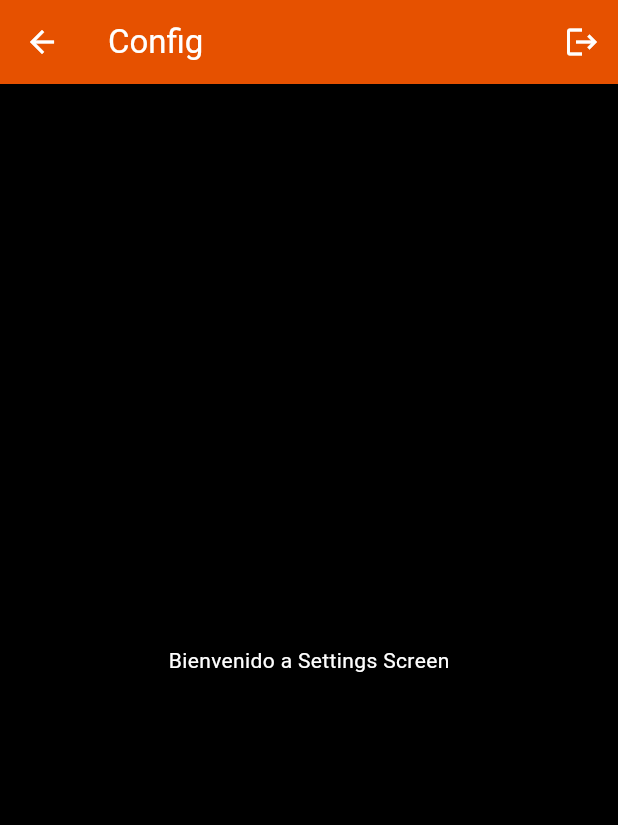
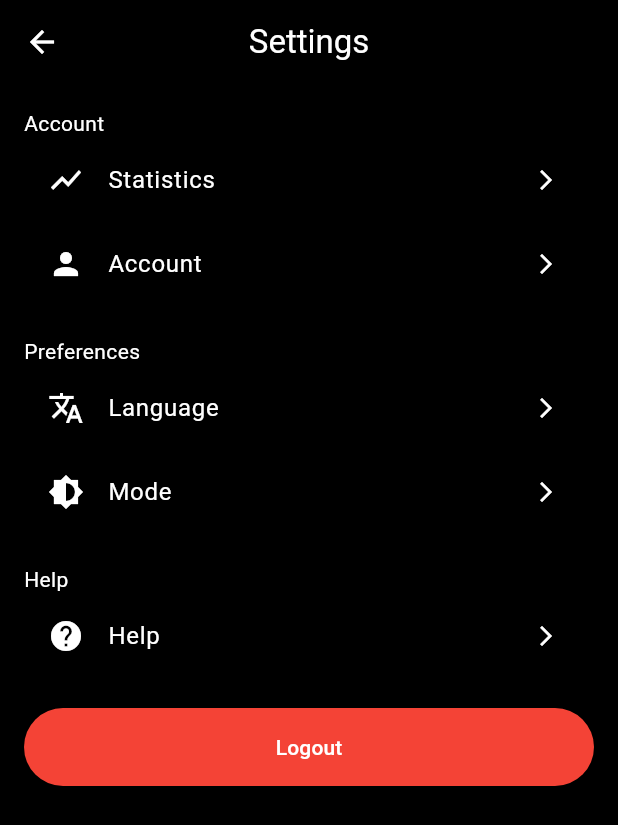
Before and after one commit to nicocth/TrainTrack, a Flutter app: the screen it shows once a user with an empty profile is signed in, after a tap on the "settings" icon, on a phone screen of 412 x 824 dp. Shown: the top 825 px of the screen. Run offline on Flutter 3.47's test engine with Material 3 defaults, Android fonts, the phone set to English and light mode, and no system bars; our stand-ins replace firebase_auth, firebase_core, flutter_riverpod, sqflite; accounts and stored records are empty; generated files the repository leaves out were written again; network calls fail.

Commit message:
l10n implemented, all strings created in the intl and setting_screen made without functionality

```diff
--- a/lib/config/theme/app_theme.dart
+++ b/lib/config/theme/app_theme.dart
@@ -7,7 +7,8 @@ class AppTheme {
     primaryColor: Colors.orange[800],
     scaffoldBackgroundColor: Colors.black,
     appBarTheme: AppBarTheme(
-      backgroundColor: Colors.orange[900],
+      centerTitle: true,
+      backgroundColor: Colors.black,
       foregroundColor: Colors.white,
     ),
   colorScheme: ColorScheme.dark(
--- a/lib/l10n/intl_en.arb
+++ b/lib/l10n/intl_en.arb
@@ -1,5 +1,22 @@
 {
     "helloToUser": "Hello {name}",
     "login": "Login",
-    "access_register": "Register now"
+    "access_register": "Register now",
+    "email": "Email",
+    "password": "Password",
+    "user_not_found": "User not found",
+    "wrong_password": "Wrong password",
+    "invalid_email": "Invalid email",
+    "user_disabled": "User disabled",
+    "login_failed": "Login failed, user or password do not match",
+    "app_bar_settings": "Settings",
+    "logout": "Logout",
+    "logout_failed": "Logout failed",
+    "account": "Account",
+    "statistics": "Statistics",
+    "preferences": "Preferences",
+    "help": "Help",
+    "language": "Language",
+    "mode": "Mode",
+    "home": "Home"
 }
--- a/lib/l10n/intl_es.arb
+++ b/lib/l10n/intl_es.arb
@@ -1,5 +1,22 @@
 {
     "helloToUser": "Hola {name}",
     "login": "Iniciar sesión",
-    "access_register": "¿Aún no tienes una cuenta?"
+    "access_register": "¿Aún no tienes una cuenta?",
+    "email": "Correo electrónico",
+    "password": "Contraseña",
+    "user_not_found": "Usuario no encontrado",
+    "wrong_password": "Contraseña incorrecta",
+    "invalid_email": "Correo electrónico inválido",
+    "user_disabled": "Usuario deshabilitado",
+    "login_failed": "Error al iniciar sesión, el usuario o la contraseña no coinciden",
+    "app_bar_settings": "Configuración",
+    "logout": "Cerrar sesión",
+    "logout_failed": "Error al cerrar sesión",
+    "account": "Cuenta",
+    "statistics": "Estadisticas",
+    "preferences": "Preferencias",
+    "help": "Ayuda",
+    "language": "Idioma",
+    "mode": "Modo",
+    "home": "Home"
 }
--- a/lib/presentation/screens/auth/login_screen.dart
+++ b/lib/presentation/screens/auth/login_screen.dart
@@ -33,8 +33,8 @@ class LoginScreenState extends ConsumerState<LoginScreen> {
           (route) => false);
     } else {
       ScaffoldMessenger.of(context).showSnackBar(
-        const SnackBar(
-          content: Text('Invalid email or password'),
+        SnackBar(
+          content: Text(S.current.login_failed),
         ),
       );
     }
@@ -43,20 +43,17 @@ class LoginScreenState extends ConsumerState<LoginScreen> {
   @override
   Widget build(BuildContext context) {
     return Scaffold(
-      appBar: AppBar(
-        title: const Text('Login'),
-      ),
       body: Padding(
         padding: const EdgeInsets.all(16.0),
         child: Column(
           children: [
             TextField(
               controller: _emailController,
-              decoration: const InputDecoration(labelText: 'Email'),
+              decoration: InputDecoration(labelText: S.current.email),
             ),
             TextField(
               controller: _passwordController,
-              decoration: const InputDecoration(labelText: 'Password'),
+              decoration: InputDecoration(labelText: S.current.password),
             ),
             const SizedBox(height: 10),
             ElevatedButton(
@@ -76,24 +73,24 @@ class LoginScreenState extends ConsumerState<LoginScreen> {
                     );
                   }
                 } catch (e) {
-                  String errorMessage = 'Ocurrio un error durante el inicio de sesion';
+                  String errorMessage = S.current.login_failed;;
 
                   if (e is FirebaseAuthException) {
                     switch (e.code) {
                       case 'user-not-found':
-                        errorMessage = 'Usuario no encontrado';
+                        errorMessage = S.current.user_not_found;
                         break;
                       case 'wrong-password':
-                        errorMessage = 'Contraseña incorrecta';
+                        errorMessage = S.current.wrong_password;
                         break;
                       case 'invalid-email':
-                        errorMessage = 'Correo electronico invalido';
+                        errorMessage = S.current.invalid_email;
                         break;
                       case 'user-disabled':
-                        errorMessage = 'Usuario deshabilitado';
+                        errorMessage = S.current.user_disabled;
                         break;
                       default:
-                        errorMessage = 'Error de autenticacion, el usuario o la contraseña no coinciden';
+                        errorMessage = S.current.login_failed;
                     }
                   }
 
--- a/lib/presentation/screens/settings_screen/settings_screen.dart
+++ b/lib/presentation/screens/settings_screen/settings_screen.dart
@@ -1,5 +1,6 @@
 import 'package:flutter/material.dart';
 import 'package:flutter_riverpod/flutter_riverpod.dart';
+import 'package:train_track/generated/l10n.dart';
 import 'package:train_track/presentation/providers/auth_provider.dart';
 import 'package:train_track/presentation/screens/auth/login_screen.dart';
 
@@ -23,19 +24,75 @@ class SettingsScreen extends ConsumerWidget {
         );
       }
     });
-
     return Scaffold(
       appBar: AppBar(
-        title: const Text('Config'),
-        actions: <Widget>[
-          IconButton(
-            icon: const Icon(Icons.logout),
-            onPressed: () => _logout(context, ref),
-          )
-        ],
+        title: Text(S.current.app_bar_settings),
       ),
-      body: const Center(
-        child: Text('Bienvenido a Settings Screen'),
+      body: Padding(
+        padding: const EdgeInsets.all(16.0),
+        child: Column(
+          crossAxisAlignment: CrossAxisAlignment.start,
+          children: [
+            Text(S.current.account),
+            ListTile(
+              leading: const Icon(Icons.show_chart),
+              title: Text(S.current.statistics),
+              trailing: const Icon(Icons.arrow_forward_ios, size: 16),
+              onTap: () {
+                //TODO Navegar a pantalla de perfil
+              },
+            ),
+            ListTile(
+              leading: const Icon(Icons.person),
+              title: Text(S.current.account),
+              trailing: const Icon(Icons.arrow_forward_ios, size: 16),
+              onTap: () {
+                //TODO Navegar a pantalla de notificaciones
+              },
+            ),
+            SizedBox(height: 20),
+            Text(S.current.preferences),
+            ListTile(
+              leading: const Icon(Icons.translate),
+              title: Text(S.current.language),
+              trailing: const Icon(Icons.arrow_forward_ios, size: 16),
+              onTap: () {
+                //TODO Navegar a pantalla de privacidad
+              },
+            ),
+            ListTile(
+              leading: const Icon(Icons.brightness_6 ),
+              title: Text(S.current.mode),
+              trailing: const Icon(Icons.arrow_forward_ios, size: 16),
+              onTap: () {
+                //TODO Navegar a pantalla de privacidad
+              },
+            ),
+            SizedBox(height: 20),
+            Text(S.current.help),
+            ListTile(
+              leading: const Icon(Icons.help),
+              title: Text(S.current.help),
+              trailing: const Icon(Icons.arrow_forward_ios, size: 16),
+              onTap: () {
+                //TODO Navegar a pantalla de ayuda
+              },
+            ),
+            SizedBox(height: 20),
+            SizedBox(
+              width: double.infinity,
+              child: ElevatedButton(
+                style: ElevatedButton.styleFrom(
+                  backgroundColor: Colors.red,
+                  foregroundColor: Colors.white,
+                  padding: const EdgeInsets.symmetric(vertical: 16),
+                ),
+                onPressed: () => _logout(context, ref),
+                child: Text(S.current.logout),
+              ),
+            ),
+          ],
+        ),
       ),
     );
   }
@@ -45,8 +102,8 @@ class SettingsScreen extends ConsumerWidget {
       await ref.read(authProvider.notifier).signOut();
     } catch (e) {
       ScaffoldMessenger.of(context).showSnackBar(
-        const SnackBar(
-          content: Text('Error al cerrar sesión'),
+        SnackBar(
+          content: Text(S.current.logout_failed),
         ),
       );
     }
```
Also changed, not shown: lib/generated/intl/messages_en.dart, lib/generated/intl/messages_es.dart, lib/generated/l10n.dart.
